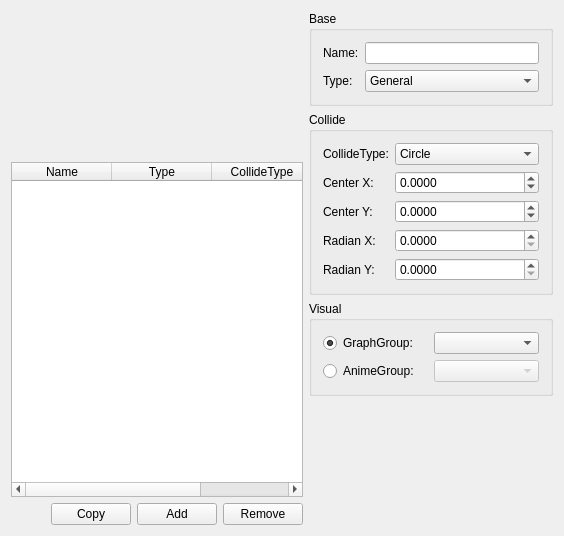
Before: the Qt Designer form StgEditor/bullettab.ui in darknesswind/LiteSTG, drawn with Qt 5.
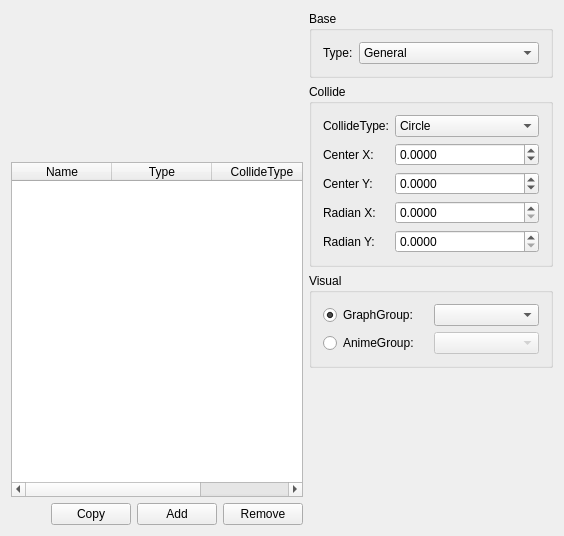
After: the same form once the commit is applied. Custom widgets are drawn as their Qt base class.

```diff
--- a/StgEditor/bullettab.ui
+++ b/StgEditor/bullettab.ui
@@ -125,19 +125,6 @@
        </property>
        <layout class="QFormLayout" name="formLayout">
         <item row="0" column="0">
-         <widget class="QLabel" name="label_8">
-          <property name="text">
-           <string>Name:</string>
-          </property>
-          <property name="buddy">
-           <cstring>edName</cstring>
-          </property>
-         </widget>
-        </item>
-        <item row="0" column="1">
-         <widget class="QLineEdit" name="edName"/>
-        </item>
-        <item row="1" column="0">
          <widget class="QLabel" name="label_6">
           <property name="text">
            <string>Type:</string>
@@ -147,7 +134,7 @@
           </property>
          </widget>
         </item>
-        <item row="1" column="1">
+        <item row="0" column="1">
          <widget class="QComboBox" name="cbType">
           <item>
            <property name="text">
@@ -354,6 +341,11 @@
    <header>previewwidget.h</header>
    <container>1</container>
   </customwidget>
+  <customwidget>
+   <class>DulpexCombo</class>
+   <extends>QComboBox</extends>
+   <header>dulpexcombo.h</header>
+  </customwidget>
  </customwidgets>
  <resources/>
  <connections>
```
Left out of the diff: 2 changed lines with no effect on the pictures.
